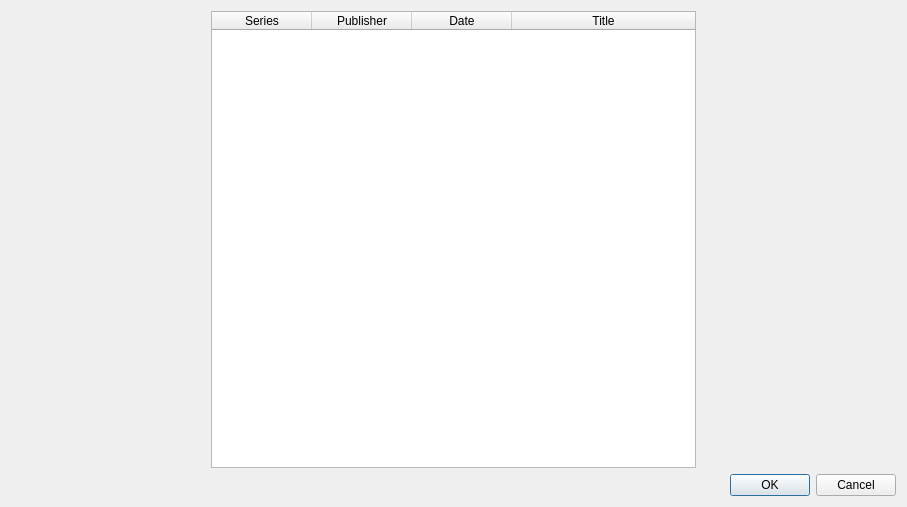
Qt form comictaggerlib/ui/matchselectionwindow.ui (comictagger/comictagger) before a commit.
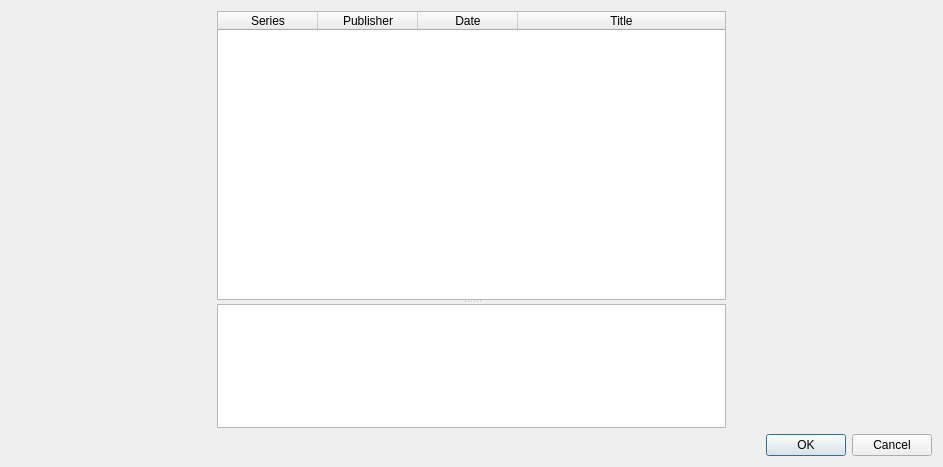
The same form after that commit.

Commit message: Added issue description to the match and issue selection dialogs

What changed in the file:
```diff
--- a/comictaggerlib/ui/matchselectionwindow.ui
+++ b/comictaggerlib/ui/matchselectionwindow.ui
@@ -6,21 +6,18 @@
    <rect>
     <x>0</x>
     <y>0</y>
-    <width>907</width>
-    <height>507</height>
+    <width>943</width>
+    <height>467</height>
    </rect>
   </property>
   <property name="windowTitle">
    <string>Select Match</string>
   </property>
   <layout class="QGridLayout" name="gridLayout">
-   <item row="0" column="1">
+   <item row="0" column="0">
     <layout class="QVBoxLayout" name="verticalLayout">
      <item>
       <layout class="QHBoxLayout" name="horizontalLayout">
-       <property name="spacing">
-        <number>0</number>
-       </property>
        <item>
         <widget class="QWidget" name="archiveCoverContainer" native="true">
          <property name="minimumSize">
@@ -38,7 +35,26 @@
         </widget>
        </item>
        <item>
+        <widget class="QSplitter" name="splitter">
+         <property name="sizePolicy">
+          <sizepolicy hsizetype="Expanding" vsizetype="Expanding">
+           <horstretch>0</horstretch>
+           <verstretch>0</verstretch>
+          </sizepolicy>
+         </property>
+         <property name="orientation">
+          <enum>Qt::Vertical</enum>
+         </property>
+         <property name="childrenCollapsible">
+          <bool>false</bool>
+         </property>
         <widget class="QTableWidget" name="twList">
+          <property name="sizePolicy">
+           <sizepolicy hsizetype="Expanding" vsizetype="Expanding">
+            <horstretch>0</horstretch>
+            <verstretch>7</verstretch>
+           </sizepolicy>
+          </property>
          <property name="selectionMode">
           <enum>QAbstractItemView::SingleSelection</enum>
          </property>
@@ -77,6 +93,15 @@
            <string>Title</string>
           </property>
          </column>
+         </widget>
+         <widget class="QTextEdit" name="teDescription">
+          <property name="sizePolicy">
+           <sizepolicy hsizetype="Expanding" vsizetype="Expanding">
+            <horstretch>0</horstretch>
+            <verstretch>3</verstretch>
+           </sizepolicy>
+          </property>
+         </widget>
         </widget>
        </item>
        <item>
```
Lines whose indentation alone changed are shown as unchanged. The commit also changes 8 other files.
